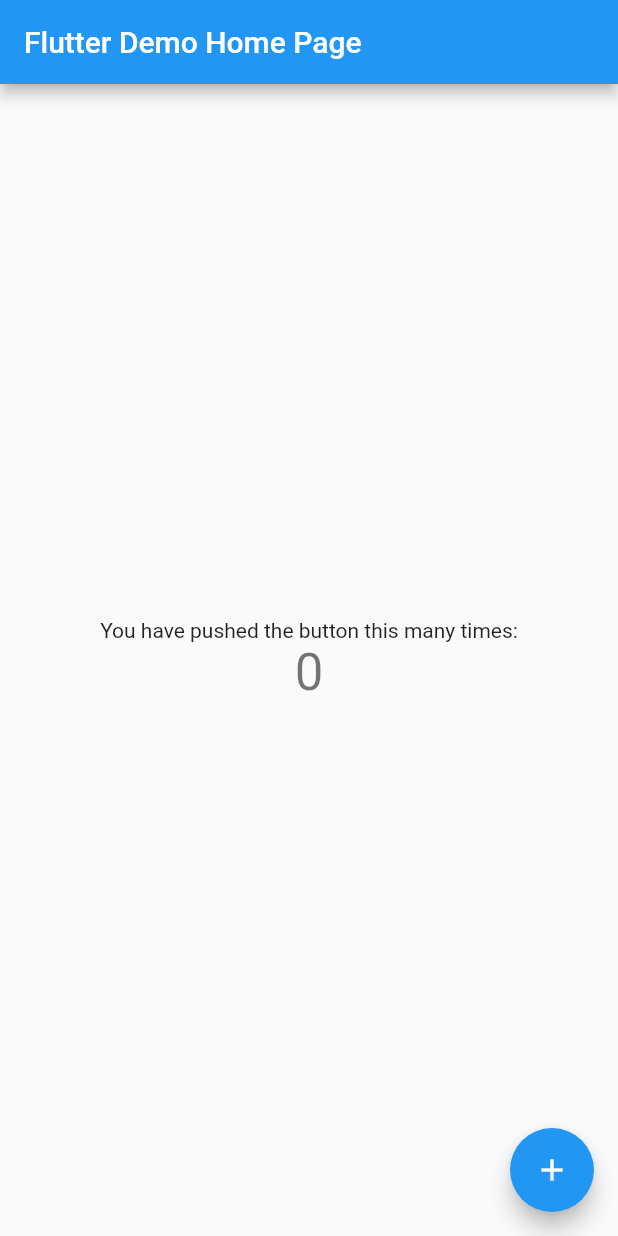
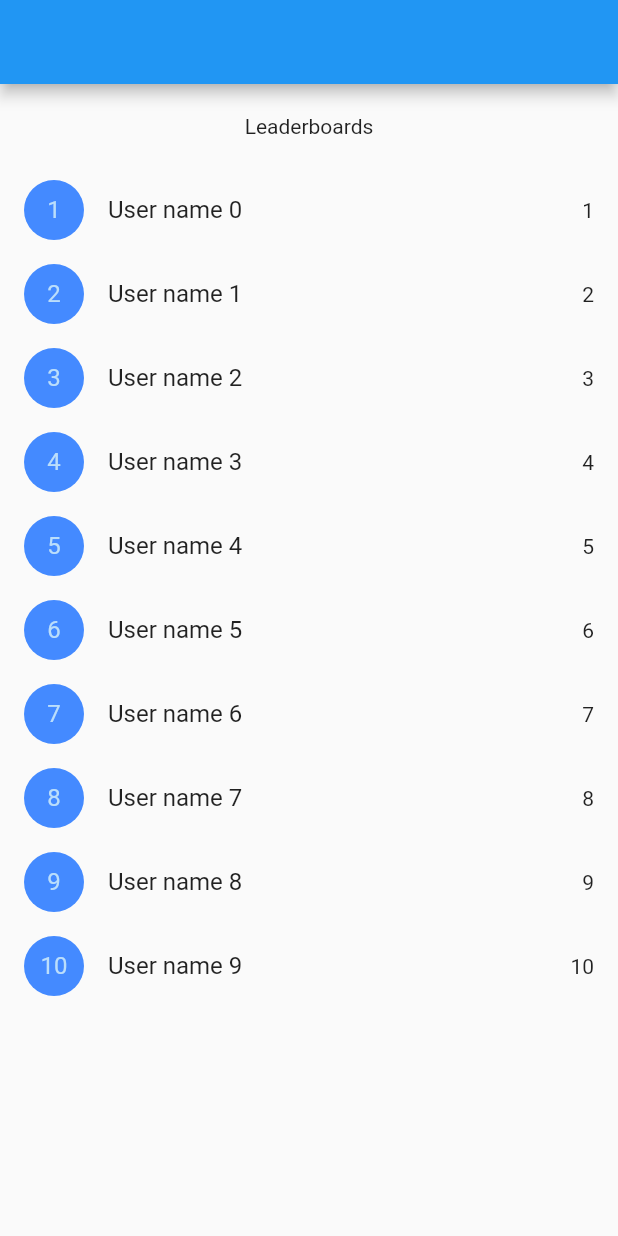
Before and after one commit to gdscrgpv/quizbanao, a Flutter app: the screen it shows after launch, on a phone screen of 412 x 824 dp. Run offline on Flutter 3.47's test engine with Material 2 defaults, Android fonts, the phone set to English and light mode, and no system bars.

Commit message:
added project structure

```diff
--- a/lib/main.dart
+++ b/lib/main.dart
@@ -1,113 +1,27 @@
 import 'package:flutter/material.dart';
+import 'package:quizbanao/screens/login.dart';
+import 'package:quizbanao/screens/questions.dart';
+import 'package:quizbanao/screens/results.dart';
 
 void main() {
   runApp(MyApp());
 }
 
 class MyApp extends StatelessWidget {
-  // This widget is the root of your application.
   @override
   Widget build(BuildContext context) {
     return MaterialApp(
       title: 'Flutter Demo',
+      debugShowCheckedModeBanner: false,
       theme: ThemeData(
-        // This is the theme of your application.
-        //
-        // Try running your application with "flutter run". You'll see the
-        // application has a blue toolbar. Then, without quitting the app, try
-        // changing the primarySwatch below to Colors.green and then invoke
-        // "hot reload" (press "r" in the console where you ran "flutter run",
-        // or simply save your changes to "hot reload" in a Flutter IDE).
-        // Notice that the counter didn't reset back to zero; the application
-        // is not restarted.
         primarySwatch: Colors.blue,
       ),
-      home: MyHomePage(title: 'Flutter Demo Home Page'),
+      home: ResultScreen(),
+      routes: {
+        LoginScreen.routeName: (context) => LoginScreen(),
+        QuizScreen.routeName: (context) => QuizScreen(),
+        ResultScreen.routeName: (context) => ResultScreen(),
+      },
     );
   }
 }
-
-class MyHomePage extends StatefulWidget {
-  MyHomePage({Key? key, required this.title}) : super(key: key);
-
-  // This widget is the home page of your application. It is stateful, meaning
-  // that it has a State object (defined below) that contains fields that affect
-  // how it looks.
-
-  // This class is the configuration for the state. It holds the values (in this
-  // case the title) provided by the parent (in this case the App widget) and
-  // used by the build method of the State. Fields in a Widget subclass are
-  // always marked "final".
-
-  final String title;
-
-  @override
-  _MyHomePageState createState() => _MyHomePageState();
-}
-
-class _MyHomePageState extends State<MyHomePage> {
-  int _counter = 0;
-
-  void _incrementCounter() {
-    setState(() {
-      // This call to setState tells the Flutter framework that something has
-      // changed in this State, which causes it to rerun the build method below
-      // so that the display can reflect the updated values. If we changed
-      // _counter without calling setState(), then the build method would not be
-      // called again, and so nothing would appear to happen.
-      _counter++;
-    });
-  }
-
-  @override
-  Widget build(BuildContext context) {
-    // This method is rerun every time setState is called, for instance as done
-    // by the _incrementCounter method above.
-    //
-    // The Flutter framework has been optimized to make rerunning build methods
-    // fast, so that you can just rebuild anything that needs updating rather
-    // than having to individually change instances of widgets.
-    return Scaffold(
-      appBar: AppBar(
-        // Here we take the value from the MyHomePage object that was created by
-        // the App.build method, and use it to set our appbar title.
-        title: Text(widget.title),
-      ),
-      body: Center(
-        // Center is a layout widget. It takes a single child and positions it
-        // in the middle of the parent.
-        child: Column(
-          // Column is also a layout widget. It takes a list of children and
-          // arranges them vertically. By default, it sizes itself to fit its
-          // children horizontally, and tries to be as tall as its parent.
-          //
-          // Invoke "debug painting" (press "p" in the console, choose the
-          // "Toggle Debug Paint" action from the Flutter Inspector in Android
-          // Studio, or the "Toggle Debug Paint" command in Visual Studio Code)
-          // to see the wireframe for each widget.
-          //
-          // Column has various properties to control how it sizes itself and
-          // how it positions its children. Here we use mainAxisAlignment to
-          // center the children vertically; the main axis here is the vertical
-          // axis because Columns are vertical (the cross axis would be
-          // horizontal).
-          mainAxisAlignment: MainAxisAlignment.center,
-          children: <Widget>[
-            Text(
-              'You have pushed the button this many times:',
-            ),
-            Text(
-              '$_counter',
-              style: Theme.of(context).textTheme.headline4,
-            ),
-          ],
-        ),
-      ),
-      floatingActionButton: FloatingActionButton(
-        onPressed: _incrementCounter,
-        tooltip: 'Increment',
-        child: Icon(Icons.add),
-      ), // This trailing comma makes auto-formatting nicer for build methods.
-    );
-  }
-}
--- /dev/null
+++ b/lib/screens/results.dart
@@ -0,0 +1,37 @@
+import 'package:flutter/material.dart';
+
+class ResultScreen extends StatelessWidget {
+  static const routeName = "/results-screen";
+  @override
+  Widget build(BuildContext context) {
+    return Scaffold(
+      appBar: AppBar(),
+      body: Center(
+        child: Container(
+          height: MediaQuery.of(context).size.height,
+          child: Column(
+            children: [
+              SizedBox(height: 20),
+              Text("Leaderboards"),
+              SizedBox(height: 20),
+              Expanded(
+                child: ListView.builder(
+                    itemBuilder: (context, index) {
+                      return ListTile(
+                        leading: CircleAvatar(
+                          backgroundColor: Colors.blueAccent,
+                          child: Text("${index + 1}"),
+                        ),
+                        title: Text("User name $index"),
+                        trailing: Text("${index + 1}"),
+                      );
+                    },
+                    itemCount: 10),
+              ),
+            ],
+          ),
+        ),
+      ),
+    );
+  }
+}
```
Also changed, not shown: lib/providers/auth.dart (added, +17 -0 lines), lib/providers/quiz.dart (added, +35 -0 lines), lib/screens/login.dart (added, +59 -0 lines), lib/screens/questions.dart (added, +41 -0 lines).
